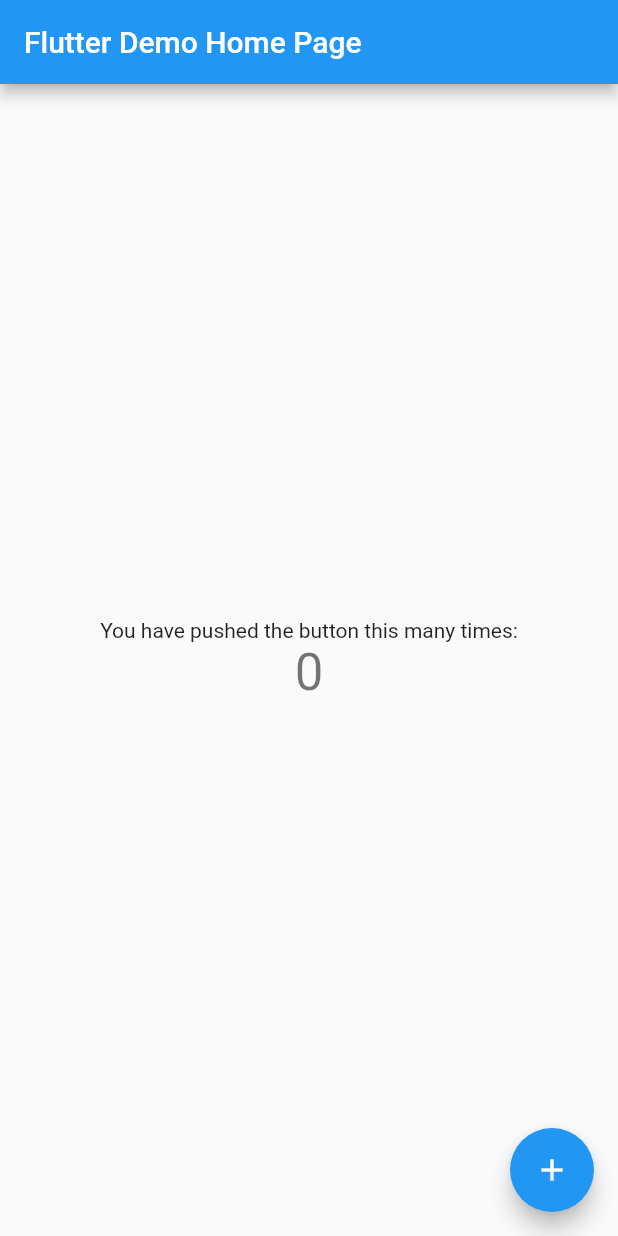
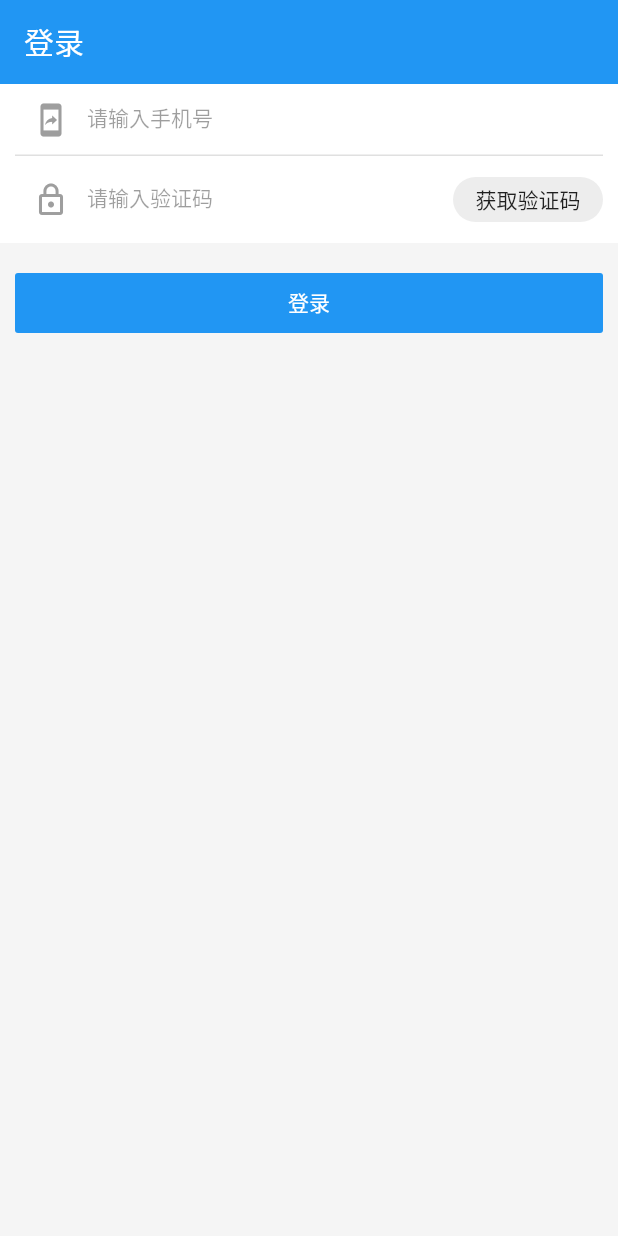
Before and after one commit to blony/news_app, a Flutter app: the screen it shows after launch, on a phone screen of 412 x 824 dp. Run offline on Flutter 3.47's test engine with Material 2 defaults, Android fonts, the phone set to English and light mode, and no system bars.

Commit message:
add loginPage UI

```diff
--- /dev/null
+++ b/lib/login/login.dart
@@ -0,0 +1,131 @@
+import 'package:flutter/material.dart';
+
+class LoginPage extends StatelessWidget {
+  @override
+  Widget build(BuildContext context) {
+    return Scaffold(
+      appBar: AppBar(
+        title: Text('登录'),
+        elevation: 0.0,
+      ),
+      body: Container(
+        color: Colors.grey[100],
+        child: FormRegist()
+      ),
+    );
+
+  }
+}
+
+class FormRegist extends StatefulWidget {
+  @override
+  _FormRegistState createState() => _FormRegistState();
+}
+
+class _FormRegistState extends State<FormRegist> {
+  @override
+  Widget build(BuildContext context) {
+    return Column(
+      children: <Widget>[
+        Container(
+          color: Colors.white,
+          padding: EdgeInsets.symmetric(horizontal: 10.0),
+          child: TextField(
+            keyboardType: TextInputType.phone,
+            decoration: InputDecoration(
+              prefixIcon: Icon(
+                Icons.mobile_screen_share,
+                color:Colors.grey
+              ),
+              focusedBorder: UnderlineInputBorder(
+                borderSide: BorderSide(
+                  color: Colors.black12
+                )
+              ),
+              enabledBorder: UnderlineInputBorder(
+                borderSide: BorderSide(
+                  color: Colors.black12
+                )
+              ),
+              hintText: '请输入手机号',
+              hintStyle: TextStyle(
+                color: Colors.black38,
+                fontSize: 14.0
+              )
+            ),
+            onChanged: (value){},
+            onSubmitted: (value){},
+          ),
+        ),
+        Container(
+          color: Colors.white,
+          child:Row(
+            children: <Widget>[
+              Expanded(
+                child: Padding(
+            padding: EdgeInsets.symmetric(horizontal: 10.0,vertical: 5.0),
+            child: TextField(
+              keyboardType: TextInputType.phone,
+              decoration: InputDecoration(
+                prefixIcon: Icon(
+                  Icons.lock_outline,
+                  color:Colors.grey
+                ),
+                focusedBorder: UnderlineInputBorder(
+                  borderSide: BorderSide.none
+                ),
+                enabledBorder: UnderlineInputBorder(
+                  borderSide: BorderSide.none
+                ),
+                hintText: '请输入验证码',
+                hintStyle: TextStyle(
+                  color: Colors.black38,
+                  fontSize: 14.0
+                )
+              ),
+              onChanged: (value){},
+              onSubmitted: (value){},
+            ),
+          ) ,
+              ),
+              Container(
+                width: 100.0,
+                height: 30.0,
+                alignment: Alignment.center,
+                decoration: BoxDecoration(
+                  color: Color.fromRGBO(237, 237, 237, 1),
+                  borderRadius: BorderRadius.circular(120.0)
+                ),
+                child: Text('获取验证码'),
+              ),
+              SizedBox(
+                width: 10.0,
+              )
+            ],
+          ),
+        ),
+        Container(
+          height: 40.0,
+          width: double.infinity,
+          padding: EdgeInsets.symmetric(horizontal: 10.0),
+          margin: EdgeInsets.only(top: 20.0),
+          child: RaisedButton(
+            color: Colors.blue,
+            disabledColor: Colors.blue,
+            onPressed: (){
+
+            },
+            child: Text(
+              '登录',
+              style: TextStyle(
+                color: Colors.white
+              ),
+            ),
+           // disabledColor: Colors.blue[200],
+            elevation: 0.0,
+          ),
+          )
+      ],
+    );
+  }
+}
--- a/lib/main.dart
+++ b/lib/main.dart
@@ -1,111 +1,18 @@
 import 'package:flutter/material.dart';
 
-void main() => runApp(MyApp());
+import 'login/login.dart';
 
-class MyApp extends StatelessWidget {
-  // This widget is the root of your application.
+void main(List<String> args) {
+  runApp(App());
+}
+
+class App extends StatelessWidget {
   @override
   Widget build(BuildContext context) {
     return MaterialApp(
-      title: 'Flutter Demo',
-      theme: ThemeData(
-        // This is the theme of your application.
-        //
-        // Try running your application with "flutter run". You'll see the
-        // application has a blue toolbar. Then, without quitting the app, try
-        // changing the primarySwatch below to Colors.green and then invoke
-        // "hot reload" (press "r" in the console where you ran "flutter run",
-        // or simply save your changes to "hot reload" in a Flutter IDE).
-        // Notice that the counter didn't reset back to zero; the application
-        // is not restarted.
-        primarySwatch: Colors.blue,
-      ),
-      home: MyHomePage(title: 'Flutter Demo Home Page'),
+      title: '智慧头条',
+      home: LoginPage(),
+      debugShowCheckedModeBanner: false,
     );
   }
 }
-
-class MyHomePage extends StatefulWidget {
-  MyHomePage({Key key, this.title}) : super(key: key);
-
-  // This widget is the home page of your application. It is stateful, meaning
-  // that it has a State object (defined below) that contains fields that affect
-  // how it looks.
-
-  // This class is the configuration for the state. It holds the values (in this
-  // case the title) provided by the parent (in this case the App widget) and
-  // used by the build method of the State. Fields in a Widget subclass are
-  // always marked "final".
-
-  final String title;
-
-  @override
-  _MyHomePageState createState() => _MyHomePageState();
-}
-
-class _MyHomePageState extends State<MyHomePage> {
-  int _counter = 0;
-
-  void _incrementCounter() {
-    setState(() {
-      // This call to setState tells the Flutter framework that something has
-      // changed in this State, which causes it to rerun the build method below
-      // so that the display can reflect the updated values. If we changed
-      // _counter without calling setState(), then the build method would not be
-      // called again, and so nothing would appear to happen.
-      _counter++;
-    });
-  }
-
-  @override
-  Widget build(BuildContext context) {
-    // This method is rerun every time setState is called, for instance as done
-    // by the _incrementCounter method above.
-    //
-    // The Flutter framework has been optimized to make rerunning build methods
-    // fast, so that you can just rebuild anything that needs updating rather
-    // than having to individually change instances of widgets.
-    return Scaffold(
-      appBar: AppBar(
-        // Here we take the value from the MyHomePage object that was created by
-        // the App.build method, and use it to set our appbar title.
-        title: Text(widget.title),
-      ),
-      body: Center(
-        // Center is a layout widget. It takes a single child and positions it
-        // in the middle of the parent.
-        child: Column(
-          // Column is also layout widget. It takes a list of children and
-          // arranges them vertically. By default, it sizes itself to fit its
-          // children horizontally, and tries to be as tall as its parent.
-          //
-          // Invoke "debug painting" (press "p" in the console, choose the
-          // "Toggle Debug Paint" action from the Flutter Inspector in Android
-          // Studio, or the "Toggle Debug Paint" command in Visual Studio Code)
-          // to see the wireframe for each widget.
-          //
-          // Column has various properties to control how it sizes itself and
-          // how it positions its children. Here we use mainAxisAlignment to
-          // center the children vertically; the main axis here is the vertical
-          // axis because Columns are vertical (the cross axis would be
-          // horizontal).
-          mainAxisAlignment: MainAxisAlignment.center,
-          children: <Widget>[
-            Text(
-              'You have pushed the button this many times:',
-            ),
-            Text(
-              '$_counter',
-              style: Theme.of(context).textTheme.display1,
-            ),
-          ],
-        ),
-      ),
-      floatingActionButton: FloatingActionButton(
-        onPressed: _incrementCounter,
-        tooltip: 'Increment',
-        child: Icon(Icons.add),
-      ), // This trailing comma makes auto-formatting nicer for build methods.
-    );
-  }
-}
```
Also changed, not shown: 2 other files.
